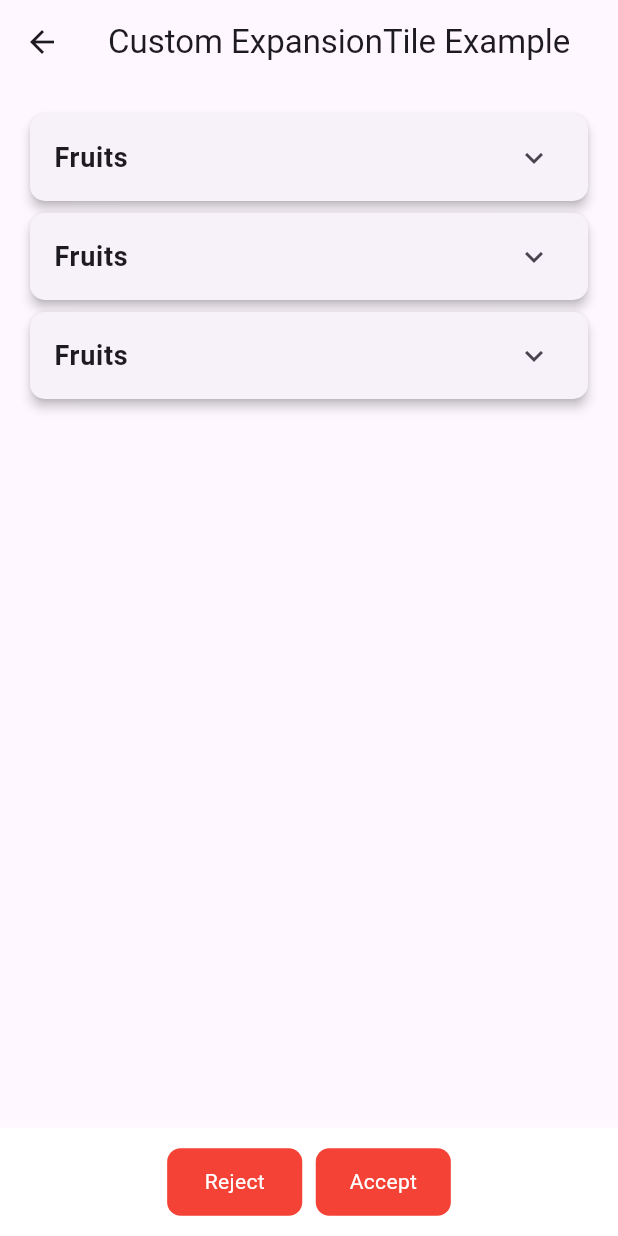
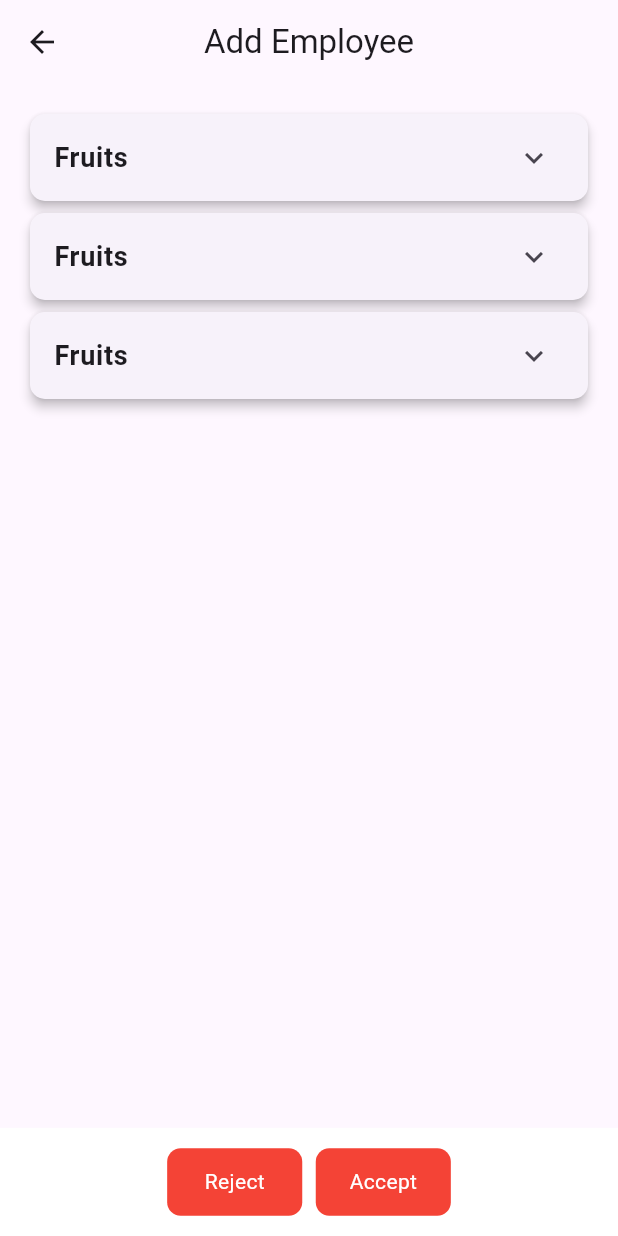
Before and after one commit to WixfordDev/koji, a Flutter app: the AdminEmployeeRequestScreen screen opened directly, after a tap on "View", on a phone screen of 412 x 824 dp. Run offline on Flutter 3.47's test engine with Material 3 defaults, Android fonts, the phone set to English and light mode, and no system bars; our stand-ins replace cached_network_image, flutter_screenutil, flutter_svg, go_router, image_picker, introduction_screen and 3 more; network calls fail.

Commit message:
Admin Employee done

```diff
--- a/lib/features/admin_home/presentation/admin_employee_request_screen.dart
+++ b/lib/features/admin_home/presentation/admin_employee_request_screen.dart
@@ -1,18 +1,22 @@
-
-
 import 'package:flutter/material.dart';
 import 'package:flutter_screenutil/flutter_screenutil.dart';
 import 'package:koji/features/admin_home/presentation/admin_employee_view.dart';
 import 'package:koji/features/admin_home/presentation/widget/hotizontal_list.dart';
+import 'package:koji/shared_widgets/custom_auth_text_field.dart';
+import 'package:koji/shared_widgets/custom_button.dart';
+import 'package:koji/shared_widgets/custom_text.dart';
 
 class AdminEmployeeRequestScreen extends StatefulWidget {
   const AdminEmployeeRequestScreen({super.key});
 
   @override
-  State<AdminEmployeeRequestScreen> createState() => _AdminEmployeeRequestScreenState();
+  State<AdminEmployeeRequestScreen> createState() =>
+      _AdminEmployeeRequestScreenState();
 }
 
-class _AdminEmployeeRequestScreenState extends State<AdminEmployeeRequestScreen> {
+class _AdminEmployeeRequestScreenState
+    extends State<AdminEmployeeRequestScreen> {
+  TextEditingController searchCtrl = TextEditingController();
   final List<Map<String, dynamic>> users = const [
     {
       "name": "John Doe",
@@ -23,80 +27,120 @@ class _AdminEmployeeRequestScreenState extends State<AdminEmployeeRequestScreen>
     {
       "name": "Jane Smith",
       "subtitle": "Product Manager",
-      "image":
-      "https://www.w3schools.com/howto/img_avatar2.png",
+      "image": "https://www.w3schools.com/howto/img_avatar2.png",
     },
     {
       "name": "Mike Johnson",
       "subtitle": "UX Designer",
-      "image":
-      "https://www.w3schools.com/howto/img_avatar.png",
+      "image": "https://www.w3schools.com/howto/img_avatar.png",
     },
     {
       "name": "Mike Johnson",
       "subtitle": "UX Designer",
-      "image":
-      "https://www.w3schools.com/howto/img_avatar.png",
+      "image": "https://www.w3schools.com/howto/img_avatar.png",
     },
     {
       "name": "Mike Johnson",
       "subtitle": "UX Designer",
-      "image":
-      "https://www.w3schools.com/howto/img_avatar.png",
+      "image": "https://www.w3schools.com/howto/img_avatar.png",
+    },
+    {
+      "name": "Jane Smith",
+      "subtitle": "Product Manager",
+      "image": "https://www.w3schools.com/howto/img_avatar2.png",
+    },
+    {
+      "name": "Mike Johnson",
+      "subtitle": "UX Designer",
+      "image": "https://www.w3schools.com/howto/img_avatar.png",
+    },
+    {
+      "name": "Mike Johnson",
+      "subtitle": "UX Designer",
+      "image": "https://www.w3schools.com/howto/img_avatar.png",
+    },
+    {
+      "name": "Mike Johnson",
+      "subtitle": "UX Designer",
+      "image": "https://www.w3schools.com/howto/img_avatar.png",
     },
   ];
   @override
   Widget build(BuildContext context) {
     return Scaffold(
-      appBar: AppBar(title: Text("Employee"), centerTitle: true),
-      body: Padding(padding: EdgeInsets.all(10.sp),
+      appBar: AppBar(
+        title: Text("Employee"),
+        centerTitle: true,
+        scrolledUnderElevation: 0,
+      ),
+      body: Padding(
+        padding: EdgeInsets.all(10.sp),
         child: Column(
           children: [
+            CustomAuthTextField(controller: searchCtrl, hintText: "Search"),
+
             HorizontalListExample(
               items: [
                 {"id": 1, "title": "All Shift"},
                 {"id": 2, "title": "Morning Shift"},
                 {"id": 3, "title": "Evening Shift"},
                 {"id": 3, "title": "Night Shift"},
-
               ],
               onItemSelected: (selectedItem) {
-              print("You clicked: ${selectedItem["title"]}, ID: ${selectedItem["id"]}");
+                print(
+                  "You clicked: ${selectedItem["title"]}, ID: ${selectedItem["id"]}",
+                );
               },
             ),
-      ListView.builder(
+
+            Expanded(
+              child: ListView.builder(
                 shrinkWrap: true,
                 itemCount: users.length,
                 itemBuilder: (context, index) {
                   final user = users[index];
                   return Card(
                     shape: RoundedRectangleBorder(
-                borderRadius: BorderRadius.circular(12)),
+                      borderRadius: BorderRadius.circular(12),
+                    ),
                     elevation: 1,
                     child: ListTile(
                       leading: CircleAvatar(
                         radius: 25,
                         backgroundImage: NetworkImage(user['image']),
                       ),
-              title: Text(user['name']),
-              subtitle: Text(user['subtitle']),
-              trailing: ElevatedButton(
-                style: ElevatedButton.styleFrom(
-                  backgroundColor: Colors.blue,
+                      title: CustomText(
+                        text: "${user['name']}",
+                        fontSize: 16.h,
+                        textAlign: TextAlign.start,
+                        fontWeight: FontWeight.w600,
                       ),
-                onPressed: () {
-                  // Return the map data on button click
-                  print('Clicked user data: $user');
-                  Navigator.of(context).push(MaterialPageRoute(builder: (context)=>AdminEmployeeView()));
+                      subtitle: CustomText(
+                        text: "${user['subtitle']}",
+                        textAlign: TextAlign.start,
+                        color: Colors.black54,
+                      ),
 
+                      trailing: CustomButton(
+                        loaderIgnore: true,
+                        width: 80.w,
+                        fontSize: 13.h,
+                        boderColor: Colors.transparent,
+                        color: Color(0xffF4726D),
+                        title: "View",
+                        onpress: () {
+                          Navigator.of(context).push(
+                            MaterialPageRoute(
+                              builder: (context) => AdminEmployeeView(),
+                            ),
+                          );
                         },
-                child: const Text('View'),
                       ),
                     ),
                   );
                 },
               ),
-
+            ),
           ],
         ),
       ),
--- a/lib/features/admin_home/presentation/admin_employee_view.dart
+++ b/lib/features/admin_home/presentation/admin_employee_view.dart
@@ -7,8 +7,8 @@ class AdminEmployeeView extends StatelessWidget {
 
   @override
   Widget build(BuildContext context) {
-    return  Scaffold(
-      appBar: AppBar(title: const Text('Custom ExpansionTile Example')),
+    return Scaffold(
+      appBar: AppBar(title: const Text('Add Employee'), centerTitle: true),
       body: const Padding(
         padding: EdgeInsets.all(16.0),
         child: Column(
@@ -43,25 +43,23 @@ class AdminEmployeeView extends StatelessWidget {
 
               width: 100.h,
               decoration: BoxDecoration(
-                  color: Colors.red,
-                  borderRadius: BorderRadius.circular(10.r)
-
+                color: Colors.red,
+                borderRadius: BorderRadius.circular(10.r),
               ),
-              child: Text("Reject",style:TextStyle(color: Colors.white),),
+              child: Text("Reject", style: TextStyle(color: Colors.white)),
             ),
-            SizedBox(width: 10.h,),
+            SizedBox(width: 10.h),
             Container(
               alignment: Alignment.center,
               height: 50.h,
 
               width: 100.h,
               decoration: BoxDecoration(
-                  color: Colors.red,
-                  borderRadius: BorderRadius.circular(10.r)
-
+                color: Colors.red,
+                borderRadius: BorderRadius.circular(10.r),
               ),
-              child: Text("Accept",style:TextStyle(color: Colors.white),),
-            )
+              child: Text("Accept", style: TextStyle(color: Colors.white)),
+            ),
           ],
         ),
       ),
--- a/lib/features/admin_home/presentation/widget/hotizontal_list.dart
+++ b/lib/features/admin_home/presentation/widget/hotizontal_list.dart
@@ -16,7 +16,7 @@ class HorizontalListExample extends StatefulWidget {
 }
 
 class _HorizontalListExampleState extends State<HorizontalListExample> {
-  int selectedIndex = -1;
+  int selectedIndex = 0;
 
   @override
   Widget build(BuildContext context) {
@@ -41,13 +41,21 @@ class _HorizontalListExampleState extends State<HorizontalListExample> {
               // width: 80.w,
               padding: EdgeInsets.all(10.sp),
               decoration: BoxDecoration(
-                color: isSelected ? Colors.red : Colors.blue,
+                border: Border.all(
+                  color: isSelected ? Colors.transparent : Colors.grey,
+                ),
+                color: isSelected ? Colors.red : Colors.transparent,
                 borderRadius: BorderRadius.circular(12),
               ),
               alignment: Alignment.center,
-              child: Text(
-                item["title"], // show map value
-                style: const TextStyle(color: Colors.white),
+              child: Center(
+                child: Text(
+                  item["title"], // show map value
+                  style: TextStyle(
+                    fontSize: 13.h,
+                    color: isSelected ? Colors.white : Colors.grey,
+                  ),
+                ),
               ),
             ),
           );
--- a/lib/features/authentication/presentation/forgot_password_screen.dart
+++ b/lib/features/authentication/presentation/forgot_password_screen.dart
@@ -18,7 +18,7 @@ class _ForgotPasswordScreenState extends State<ForgotPasswordScreen> {
   Widget build(BuildContext context) {
     return Scaffold(
       resizeToAvoidBottomInset: false,
-      backgroundColor: Colors.white,
+      backgroundColor: Color(0xffFCFCFC),
       body: Padding(
         padding: EdgeInsets.symmetric(horizontal: 20.w, vertical: 20.h),
         child: Column(
--- a/lib/features/authentication/presentation/login_screen.dart
+++ b/lib/features/authentication/presentation/login_screen.dart
@@ -13,7 +13,7 @@ class LoginScreen extends StatelessWidget {
   @override
   Widget build(BuildContext context) {
     return Scaffold(
-      backgroundColor: Colors.white,
+      backgroundColor: Color(0xffFCFCFC),
       body: SafeArea(
         child: Padding(
           padding: EdgeInsets.symmetric(horizontal: 24.w),
--- a/lib/features/authentication/presentation/onboarding_screen.dart
+++ b/lib/features/authentication/presentation/onboarding_screen.dart
@@ -47,6 +47,7 @@ class OnboardingScreen extends StatelessWidget {
     ];
 
     return Scaffold(
+      backgroundColor: Color(0xffFCFCFC),
       body: Padding(
         padding: EdgeInsets.only(top: 60.h),
         child: Column(
--- a/lib/features/authentication/presentation/reset_password_screen.dart
+++ b/lib/features/authentication/presentation/reset_password_screen.dart
@@ -19,7 +19,7 @@ class _ResetPasswordScreenState extends State<ResetPasswordScreen> {
   Widget build(BuildContext context) {
     return Scaffold(
       resizeToAvoidBottomInset: false,
-      backgroundColor: Colors.white,
+      backgroundColor: Color(0xffFCFCFC),
       body: Padding(
         padding: EdgeInsets.symmetric(horizontal: 20.w, vertical: 20.h),
         child: Column(
--- a/lib/features/authentication/presentation/signup_screen.dart
+++ b/lib/features/authentication/presentation/signup_screen.dart
@@ -24,7 +24,7 @@ class _RegistrationScreenState extends State<RegistrationScreen> {
   @override
   Widget build(BuildContext context) {
     return Scaffold(
-      backgroundColor: Colors.white,
+      backgroundColor: Color(0xffFCFCFC),
       body: SafeArea(
         child: SingleChildScrollView(
           padding: EdgeInsets.symmetric(horizontal: 24.w, vertical: 20.h),
--- a/lib/features/bottom_navbar/presentation/bottom_navbar_screen.dart
+++ b/lib/features/bottom_navbar/presentation/bottom_navbar_screen.dart
@@ -7,6 +7,7 @@ import 'package:koji/features/profile/presentation/profile_screen.dart';
 import '../../../../global/custom_assets/assets.gen.dart';
 import '../../../constants/app_color.dart';
 import '../../employee_schedule/presentation/calendar_screen.dart';
+import 'package:koji/features/admin_home/presentation/admin_home_screen.dart';
 
 class BottomNavBar extends StatefulWidget {
   const BottomNavBar({super.key});
@@ -17,7 +18,8 @@ class BottomNavBar extends StatefulWidget {
 
 class _BottomNavBarState extends State<BottomNavBar> {
   final List<Widget> screens = [
-    EmployeeHomeScreen(),
+    // EmployeeHomeScreen(),
+    AdminHomeScreen(),
     CalendarScreen(),
     MessageListScreen(),
     HistoryScreen(),
--- a/lib/shared_widgets/custom_auth_text_field.dart
+++ b/lib/shared_widgets/custom_auth_text_field.dart
@@ -27,6 +27,7 @@ class CustomAuthTextField extends StatelessWidget {
       decoration: BoxDecoration(
         color: Colors.white,
         borderRadius: BorderRadius.circular(12.r),
+        border: Border.all(color: Color(0xffF1F1F1), width: 0.02),
         boxShadow: [
           BoxShadow(
             color: Colors.white10,
@@ -43,6 +44,8 @@ class CustomAuthTextField extends StatelessWidget {
         keyboardType: keyboardType,
         readOnly: onSuffixTap != null,
         decoration: InputDecoration(
+          fillColor: Colors.white,
+          filled: true,
           hintText: hintText,
           border: OutlineInputBorder(
             borderRadius: BorderRadius.circular(12.r),
```
Lines whose indentation alone changed are shown as unchanged.
